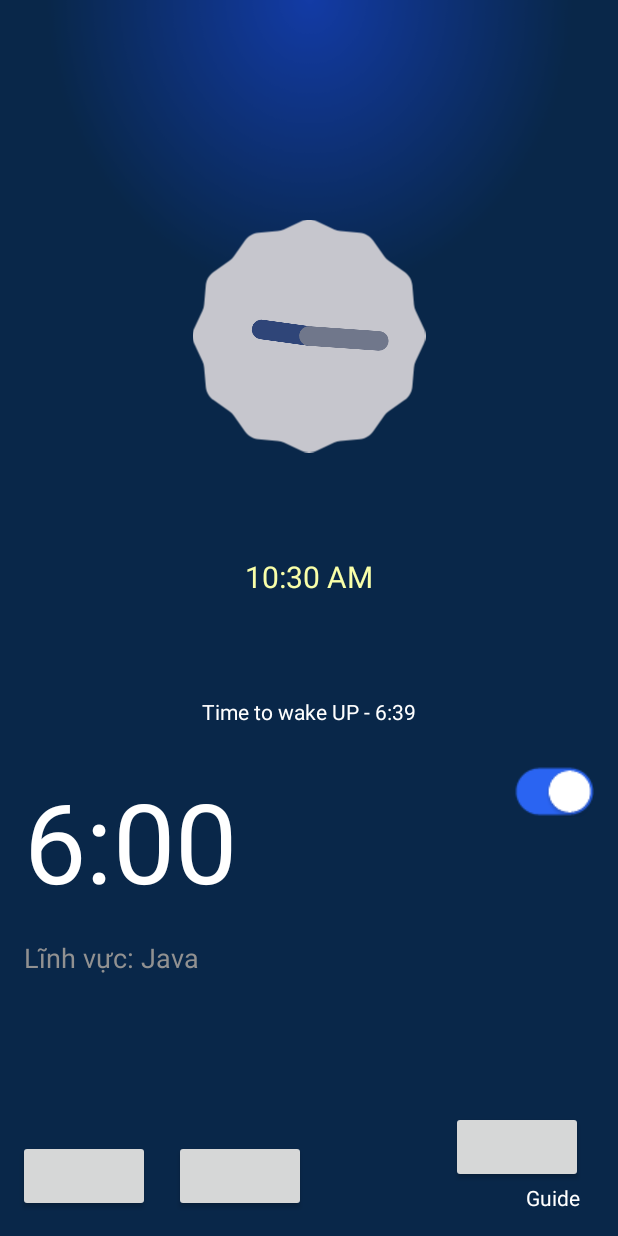
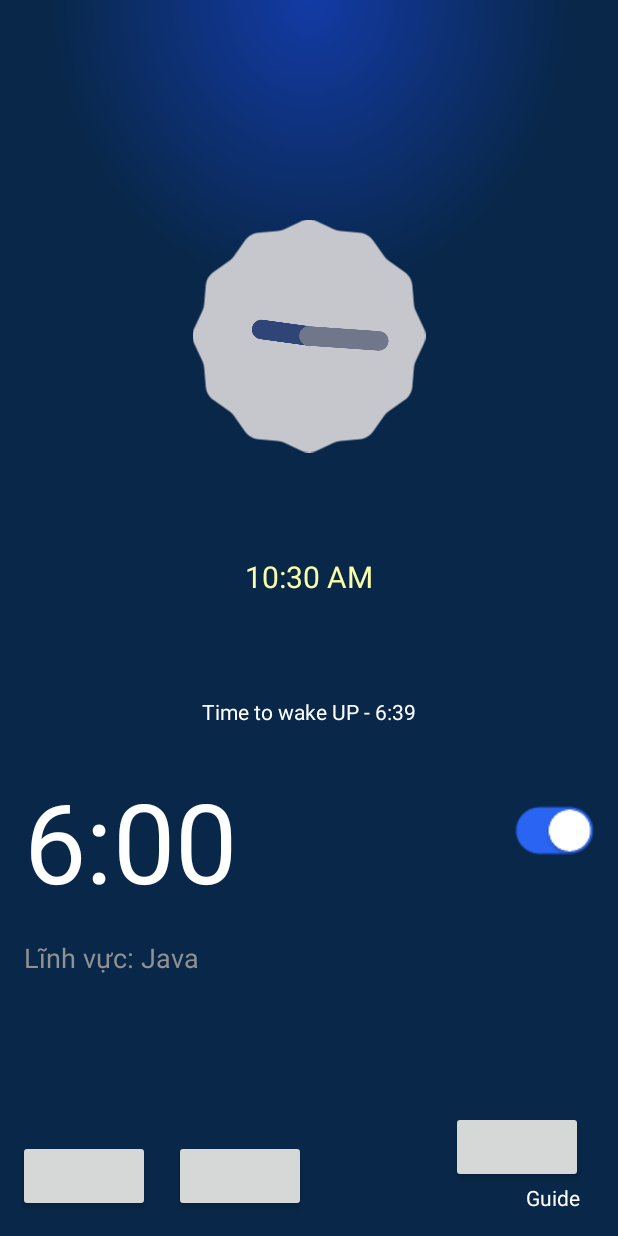
Before and after one commit to snowsiechau/AlarmAppVersion1, an Android app: the screen it shows after launch (KhoiDong), on a phone screen of 412 x 824 dp. Run offline under Robolectric (Android 15) with nearby library versions, the phone set to English and light mode, and no system bars; plain views replace CircleButton; 2 statements that could not run were skipped.

```diff
--- a/MyApplication2/app/src/main/res/layout/activity_khoidong_blue.xml
+++ b/MyApplication2/app/src/main/res/layout/activity_khoidong_blue.xml
@@ -112,7 +112,9 @@
             android:layout_width="wrap_content"
             android:layout_height="wrap_content"
             android:layout_alignParentEnd="true"
-            android:layout_margin="8dp"
+            android:layout_marginTop="34dp"
+            android:layout_marginStart="8dp"
+            android:layout_marginEnd="8dp"
             android:src="@drawable/icon_switch_on" />
 
         <TextView
```
